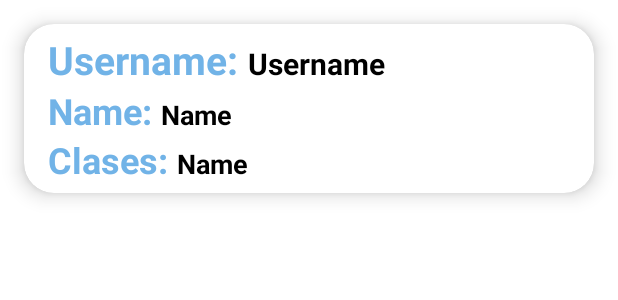
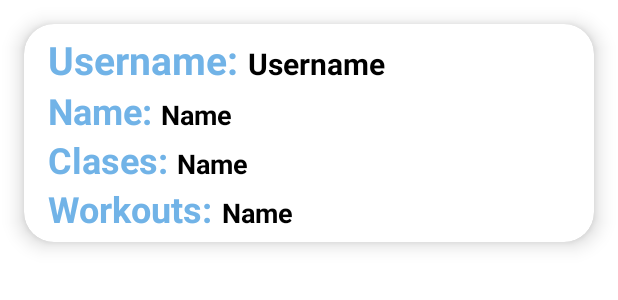
Before and after one commit to ivanstisins/YourPTNotebook, an Android app: the layout manage_client_ist.xml on its own in the app's theme, with its tools: preview values and no code run, on a phone screen of 412 x 824 dp. Shown: the top 300 px of the screen. Run offline under Robolectric (Android 15) with nearby library versions, the light colour scheme and no system bars.

```diff
--- a/app/src/main/res/layout/manage_client_ist.xml
+++ b/app/src/main/res/layout/manage_client_ist.xml
@@ -91,6 +91,31 @@
 
 
         </LinearLayout>
+        <LinearLayout
+            android:layout_width="wrap_content"
+            android:layout_height="wrap_content"
+            android:layout_gravity="center_vertical"
+            android:orientation="horizontal">
+
+            <TextView
+                android:layout_width="wrap_content"
+                android:layout_height="wrap_content"
+                android:text="Workouts: "
+                android:textColor="@color/blue_100"
+                android:textSize="24sp"
+                android:textStyle="bold"/>
+
+            <TextView
+                android:layout_width="wrap_content"
+                android:layout_height="wrap_content"
+                android:text="Name"
+                android:id="@+id/studWokouts"
+                android:textColor="@color/black"
+                android:textSize="18sp"
+                android:textStyle="bold"/>
+
+
+        </LinearLayout>
 
     </LinearLayout>
 
```
Also changed, not shown: app/src/main/java/com/example/yourptnotebook/ManageClassAdapter.java (+25 -35 lines), app/src/main/java/com/example/yourptnotebook/ManageClientAdapter.java (+8 -2 lines), app/src/main/res/layout/manage_class_list.xml (+0 -13 lines).
